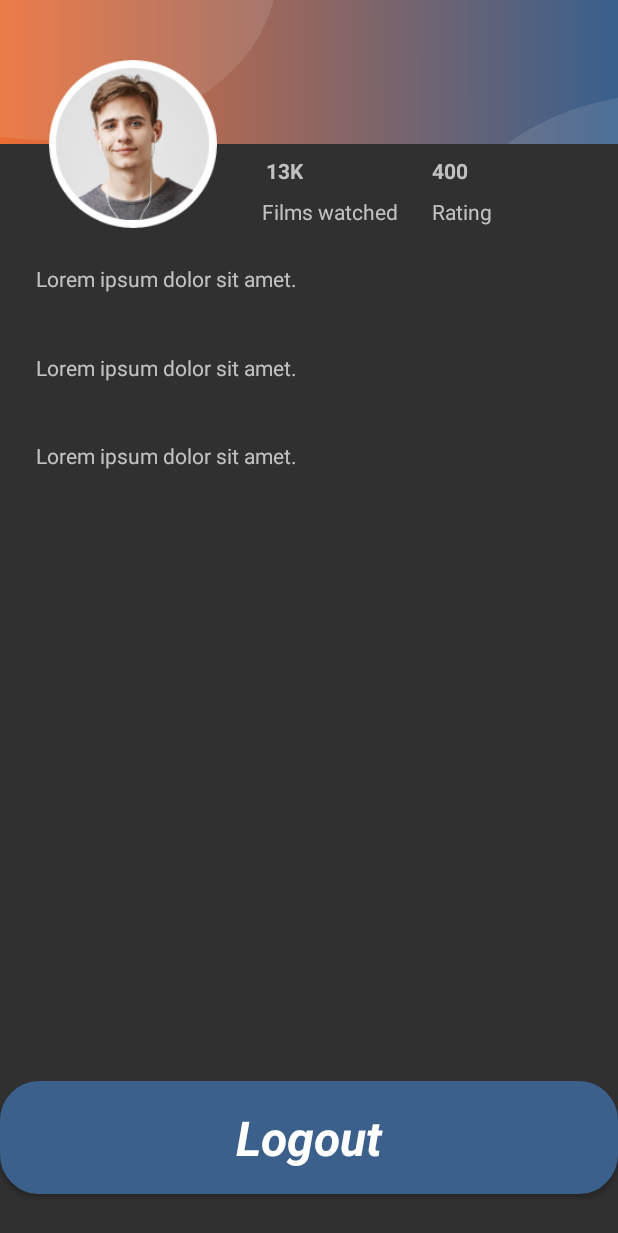
After one commit to nbduong/MSA, an Android app: the ProfileActivity screen opened directly, with no data from a screen before it, on a phone screen of 412 x 824 dp. The commit adds this screen. Shown: the top 1233 px of the screen. Run offline under Robolectric (Android 15) with nearby library versions, the phone set to English and light mode, and no system bars; our stand-ins replace Firebase (no records; nobody signed in at launch, a user with empty details on screens opened directly); network calls fail.

Commit message:
Logout - Save state features

```diff
--- a/app/src/main/java/com/example/msa/FirestoreService.java
+++ b/app/src/main/java/com/example/msa/FirestoreService.java
@@ -23,6 +23,14 @@ public class FirestoreService {
         this.database = FirebaseFirestore.getInstance();
     }
 
+    public FirebaseFirestore getDatabase() {
+        return database;
+    }
+
+    public void setDatabase(FirebaseFirestore database) {
+        this.database = database;
+    }
+
     public void addUserToFireStore(String email, String fullname, Long phonenumber){
         Map<String, Object> newUser = new HashMap<>();
         newUser.put("full_name",fullname);
--- a/app/src/main/java/com/example/msa/ForgetPasswordActivity.java
+++ b/app/src/main/java/com/example/msa/ForgetPasswordActivity.java
@@ -49,9 +49,9 @@ public class ForgetPasswordActivity extends AppCompatActivity {
                 }
                 service.resetPassword(ForgetPasswordActivity.this, strEmail);
 
-                    Intent rsPasswordSuccess = new Intent(ForgetPasswordActivity.this, rsPasswordSuccessActivity.class);
-                    startActivity(rsPasswordSuccess);
-                    finish();
+                Intent rsPasswordSuccess = new Intent(ForgetPasswordActivity.this, rsPasswordSuccessActivity.class);
+                startActivity(rsPasswordSuccess);
+                finish();
             }
         });
     }
--- /dev/null
+++ b/app/src/main/java/com/example/msa/ProfileActivity.java
@@ -0,0 +1,152 @@
+package com.example.msa;
+
+import android.content.DialogInterface;
+import android.content.Intent;
+import android.os.Bundle;
+import android.transition.TransitionManager;
+import android.util.Log;
+import android.view.View;
+import android.view.Window;
+import android.view.WindowManager;
+import android.widget.Button;
+import android.widget.ImageView;
+import android.widget.TextView;
+
+import androidx.activity.EdgeToEdge;
+import androidx.annotation.NonNull;
+import androidx.appcompat.app.AlertDialog;
+import androidx.appcompat.app.AppCompatActivity;
+import androidx.constraintlayout.widget.ConstraintLayout;
+import androidx.constraintlayout.widget.ConstraintSet;
+import androidx.core.graphics.Insets;
+import androidx.core.view.ViewCompat;
+import androidx.core.view.WindowInsetsCompat;
+
+import com.google.android.gms.tasks.OnCompleteListener;
+import com.google.android.gms.tasks.Task;
+import com.google.firebase.auth.FirebaseAuth;
+import com.google.firebase.firestore.DocumentReference;
+import com.google.firebase.firestore.DocumentSnapshot;
+
+import java.util.Map;
+import java.util.Objects;
+
+public class ProfileActivity extends AppCompatActivity {
+    private boolean isOpen = false;
+    private ConstraintSet layout1, layout2;
+    private ConstraintLayout constraintLayout;
+    private ImageView imageViewPhoto;
+    private FirebaseAuthService firebaseAuthService;
+    private FirestoreService firestoreService;
+    private SessionManager sessionManager;
+    @Override
+    protected void onCreate(Bundle savedInstanceState) {
+        super.onCreate(savedInstanceState);
+        EdgeToEdge.enable(this);
+        requestWindowFeature(Window.FEATURE_NO_TITLE); // add this line
+        setContentView(R.layout.activity_profile);
+        Window w = getWindow();
+        w.setFlags(WindowManager.LayoutParams.FLAG_LAYOUT_NO_LIMITS,WindowManager.LayoutParams.FLAG_LAYOUT_NO_LIMITS);
+        firebaseAuthService = new FirebaseAuthService();
+        firestoreService = new FirestoreService();
+        //Lay dữ liệu từ Firebase đổ vào;
+        String email = firebaseAuthService.getmAuth().getCurrentUser().getEmail();
+        TextView displayEmail = findViewById(R.id.txt_email);
+        TextView displayFullName = findViewById(R.id.txt_fullname);
+        TextView displayPhone = findViewById(R.id.txt_phone);
+        DocumentReference docRef = firestoreService.getDatabase()
+                .collection("Users")
+                .document(email);
+
+        docRef.get().addOnCompleteListener(new OnCompleteListener<DocumentSnapshot>() {
+            private String fullName;
+            private long phoneNumber;
+            @Override
+            public void onComplete(@NonNull Task<DocumentSnapshot> task) {
+                if (task.isSuccessful()) {
+                    DocumentSnapshot document = task.getResult();
+                    if (document.exists()) {
+                        fullName = document.getString("full_name");
+                        phoneNumber = document.getLong("phone_number");
+
+                        displayFullName.setText("Username: "+fullName);
+                        displayPhone.setText("Phone number: "+ String.valueOf(phoneNumber));
+                        displayEmail.setText("Email: "+email.toString());
+
+                        Log.d("TAG", "Dữ liệu: " + document.getData());
+                    } else {
+                        Log.d("TAG", "Không có tài liệu nào tồn tại");
+                    }
+                } else {
+                    Log.d("TAG", "Lỗi khi lấy dữ liệu: ", task.getException());
+                }
+            }
+        });
+
+
+
+        //
+        layout1 = new ConstraintSet();
+        layout2 = new ConstraintSet();
+        imageViewPhoto = findViewById(R.id.photo);
+        constraintLayout = findViewById(R.id.constraint_layout);
+        layout2.clone(this,R.layout.profile_expanded);
+        layout1.clone(constraintLayout);
+
+        imageViewPhoto.setOnClickListener(new View.OnClickListener() {
+            @Override
+            public void onClick(View view) {
+
+
+                if (!isOpen) {
+                    TransitionManager.beginDelayedTransition(constraintLayout);
+                    layout2.applyTo(constraintLayout);
+                    isOpen = !isOpen ;
+                }
+
+                else {
+
+                    TransitionManager.beginDelayedTransition(constraintLayout);
+                    layout1.applyTo(constraintLayout);
+                    isOpen = !isOpen ;
+
+                }
+            }
+        });
+        Button btnLogOut = findViewById(R.id.btnLogout);
+        sessionManager = new SessionManager(this);
+        btnLogOut.setOnClickListener(new View.OnClickListener() {
+            @Override
+            public void onClick(View v) {
+                AlertDialog.Builder builder = new AlertDialog.Builder(ProfileActivity.this);
+                builder.setTitle("Confirm");
+                builder.setMessage("Do you want to sign out?");
+
+                // Thêm nút Đồng ý
+                builder.setPositiveButton("Yes", new DialogInterface.OnClickListener() {
+                    @Override
+                    public void onClick(DialogInterface dialog, int which) {
+                        // Đăng xuất khi người dùng nhấn nút Đồng ý
+                        firebaseAuthService.getmAuth().signOut();
+                        sessionManager.clearLoginState();
+                        startActivity(new Intent(ProfileActivity.this, LoginActivity.class));
+                        finish(); // Kết thúc Activity hiện tại
+                    }
+                });
+
+                // Thêm nút Hủy
+                builder.setNegativeButton("No", new DialogInterface.OnClickListener() {
+                    @Override
+                    public void onClick(DialogInterface dialog, int which) {
+                        // Không làm gì khi người dùng nhấn nút Hủy
+                        dialog.dismiss(); // Đóng AlertDialog
+                    }
+                });
+
+                // Hiển thị AlertDialog
+                AlertDialog alertDialog = builder.create();
+                alertDialog.show();
+            }
+        });
+    }
+}
--- /dev/null
+++ b/app/src/main/java/com/example/msa/SessionManager.java
@@ -0,0 +1,31 @@
+package com.example.msa;
+import android.content.Context;
+import android.content.SharedPreferences;
+import com.google.firebase.auth.FirebaseAuth;
+public class SessionManager {
+
+    private static final String PREF_NAME = "MyAppPref";
+    private static final String KEY_UID = "uid";
+
+    private SharedPreferences sharedPreferences;
+
+    public SessionManager(Context context) {
+        sharedPreferences = context.getSharedPreferences(PREF_NAME, Context.MODE_PRIVATE);
+    }
+
+    // Lưu trạng thái đăng nhập
+    public void saveLoginState() {
+        String uid = FirebaseAuth.getInstance().getCurrentUser().getUid();
+        sharedPreferences.edit().putString(KEY_UID, uid).apply();
+    }
+
+    // Kiểm tra trạng thái đăng nhập
+    public boolean isLoggedIn() {
+        return sharedPreferences.getString(KEY_UID, null) != null;
+    }
+
+    // Xóa trạng thái đăng nhập
+    public void clearLoginState() {
+        sharedPreferences.edit().remove(KEY_UID).apply();
+    }
+}
--- a/app/src/main/res/drawable/background_btn.xml
+++ b/app/src/main/res/drawable/background_btn.xml
@@ -2,7 +2,7 @@
 <selector xmlns:android="http://schemas.android.com/apk/res/android">
 <item>
     <shape android:shape="rectangle">
-        <solid android:color="#EA6035"/>
+        <solid android:color="@color/white"/>
         <stroke android:width="2dp" android:color="#306b8c" />
         <corners android:radius="25dp"/>
     </shape>
--- /dev/null
+++ b/app/src/main/res/layout/activity_profile.xml
@@ -0,0 +1,162 @@
+<?xml version="1.0" encoding="utf-8"?>
+<androidx.constraintlayout.widget.ConstraintLayout
+    xmlns:android="http://schemas.android.com/apk/res/android"
+    xmlns:app="http://schemas.android.com/apk/res-auto"
+    xmlns:tools="http://schemas.android.com/tools"
+    tools:context="com.example.msa.ProfileActivity"
+    android:layout_width="match_parent"
+    android:layout_height="match_parent"
+    android:id="@+id/constraint_layout">
+
+    <Button
+        android:id="@+id/btnLogout"
+        style="@android:style/Widget.Button"
+        android:layout_width="match_parent"
+        android:layout_height="wrap_content"
+        android:layout_gravity="center_horizontal"
+        android:layout_marginTop="8dp"
+        android:layout_marginBottom="8dp"
+        android:background="@drawable/background_btn"
+        android:backgroundTint="#3b608c"
+        android:drawablePadding="16dp"
+        android:padding="16dp"
+        android:text="Logout"
+        android:textColor="@color/white"
+        android:textSize="32sp"
+        android:textStyle="bold|italic"
+        app:layout_constraintBottom_toBottomOf="parent"
+        app:layout_constraintEnd_toEndOf="parent"
+        app:layout_constraintHorizontal_bias="0.0"
+        app:layout_constraintStart_toStartOf="parent"
+        app:layout_constraintTop_toBottomOf="@+id/txt_email"
+        app:layout_constraintVertical_bias="0.95" />
+
+    <TextView
+        android:id="@+id/txt_email"
+        android:layout_width="wrap_content"
+        android:layout_height="wrap_content"
+        android:layout_marginStart="8dp"
+        android:layout_marginTop="8dp"
+        android:layout_marginEnd="8dp"
+        android:layout_marginBottom="8dp"
+        android:padding="16dp"
+        android:text="Lorem ipsum dolor sit amet."
+        app:layout_constraintBottom_toBottomOf="parent"
+        app:layout_constraintEnd_toEndOf="parent"
+        app:layout_constraintHorizontal_bias="0.0"
+        app:layout_constraintStart_toStartOf="parent"
+        app:layout_constraintTop_toBottomOf="@+id/photo"
+        app:layout_constraintVertical_bias="0.195" />
+
+    <ImageView
+        android:id="@+id/cover"
+        android:layout_width="0dp"
+        android:layout_height="96dp"
+        android:scaleType="centerCrop"
+        app:layout_constraintEnd_toEndOf="parent"
+        app:layout_constraintStart_toStartOf="parent"
+        app:layout_constraintTop_toTopOf="parent"
+        app:srcCompat="@drawable/top_background" />
+
+    <ImageView
+        android:id="@+id/photo"
+        android:layout_width="112dp"
+        android:layout_height="112dp"
+        android:layout_marginEnd="8dp"
+        android:layout_marginStart="8dp"
+        android:layout_marginTop="8dp"
+        app:layout_constraintBottom_toBottomOf="@+id/cover"
+        app:layout_constraintEnd_toEndOf="parent"
+        app:layout_constraintHorizontal_bias="0.086"
+        app:layout_constraintStart_toStartOf="parent"
+        app:layout_constraintTop_toBottomOf="@+id/cover"
+        app:layout_constraintVertical_bias="0.45"
+        app:srcCompat="@drawable/profile" />
+
+    <TextView
+        android:id="@+id/textView"
+        android:layout_width="wrap_content"
+        android:layout_height="wrap_content"
+        android:layout_marginStart="8dp"
+        android:layout_marginTop="8dp"
+        android:text="13K"
+        android:textStyle="bold"
+        app:layout_constraintEnd_toEndOf="parent"
+        app:layout_constraintHorizontal_bias="0.106"
+        app:layout_constraintStart_toEndOf="@+id/photo"
+        app:layout_constraintTop_toBottomOf="@+id/cover" />
+
+    <TextView
+        android:id="@+id/textView2"
+        android:layout_width="wrap_content"
+        android:layout_height="wrap_content"
+        android:layout_marginEnd="8dp"
+        android:layout_marginStart="8dp"
+        android:layout_marginTop="8dp"
+        android:text="Films watched"
+        app:layout_constraintEnd_toEndOf="parent"
+        app:layout_constraintHorizontal_bias="0.138"
+        app:layout_constraintStart_toEndOf="@+id/photo"
+        app:layout_constraintTop_toBottomOf="@+id/textView" />
+
+    <TextView
+        android:id="@+id/textView3"
+        android:layout_width="wrap_content"
+        android:layout_height="wrap_content"
+        android:layout_marginEnd="8dp"
+        android:layout_marginStart="8dp"
+        android:layout_marginTop="8dp"
+        android:text="400"
+        android:textStyle="bold"
+        app:layout_constraintEnd_toEndOf="parent"
+        app:layout_constraintHorizontal_bias="0.594"
+        app:layout_constraintStart_toEndOf="@+id/photo"
+        app:layout_constraintTop_toBottomOf="@+id/cover" />
+
+    <TextView
+        android:id="@+id/textView4"
+        android:layout_width="wrap_content"
+        android:layout_height="wrap_content"
+        android:layout_marginStart="8dp"
+        android:layout_marginTop="8dp"
+        android:layout_marginEnd="8dp"
+        android:text="Rating"
+        app:layout_constraintEnd_toEndOf="parent"
+        app:layout_constraintHorizontal_bias="0.639"
+        app:layout_constraintStart_toEndOf="@+id/photo"
+        app:layout_constraintTop_toBottomOf="@+id/textView3" />
+
+    <TextView
+        android:id="@+id/txt_fullname"
+        android:layout_width="wrap_content"
+        android:layout_height="wrap_content"
+        android:layout_marginStart="8dp"
+        android:layout_marginTop="8dp"
+        android:layout_marginEnd="8dp"
+        android:layout_marginBottom="8dp"
+        android:padding="16dp"
+        android:text="Lorem ipsum dolor sit amet."
+        app:layout_constraintBottom_toBottomOf="parent"
+        app:layout_constraintEnd_toEndOf="parent"
+        app:layout_constraintHorizontal_bias="0.0"
+        app:layout_constraintStart_toStartOf="parent"
+        app:layout_constraintTop_toBottomOf="@+id/photo"
+        app:layout_constraintVertical_bias="0.0" />
+
+    <TextView
+        android:id="@+id/txt_phone"
+        android:layout_width="wrap_content"
+        android:layout_height="wrap_content"
+        android:layout_marginStart="8dp"
+        android:layout_marginTop="8dp"
+        android:layout_marginEnd="8dp"
+        android:layout_marginBottom="8dp"
+        android:padding="16dp"
+        android:text="Lorem ipsum dolor sit amet."
+        app:layout_constraintBottom_toBottomOf="parent"
+        app:layout_constraintEnd_toEndOf="parent"
+        app:layout_constraintHorizontal_bias="0.0"
+        app:layout_constraintStart_toStartOf="parent"
+        app:layout_constraintTop_toBottomOf="@+id/photo"
+        app:layout_constraintVertical_bias="0.098" />
+</androidx.constraintlayout.widget.ConstraintLayout>
--- a/app/src/main/res/layout/activity_rs_password_success.xml
+++ b/app/src/main/res/layout/activity_rs_password_success.xml
@@ -60,7 +60,7 @@
                 android:drawablePadding="16dp"
                 android:padding="16dp"
                 android:text="Go to login"
-                android:textColor="@color/white"
+                android:textColor="#3b608c"
                 android:textSize="32sp"
                 android:textStyle="bold|italic"
                 android:layout_marginStart="8dp"
```
Also changed, not shown: app/src/main/AndroidManifest.xml (+8 -10 lines), app/src/main/java/com/example/msa/LoginActivity.java (+13 -0 lines), app/src/main/java/com/example/msa/MainActivity.java (+15 -3 lines), app/src/main/res/layout/profile_expanded.xml (added, +162 -0 lines).
